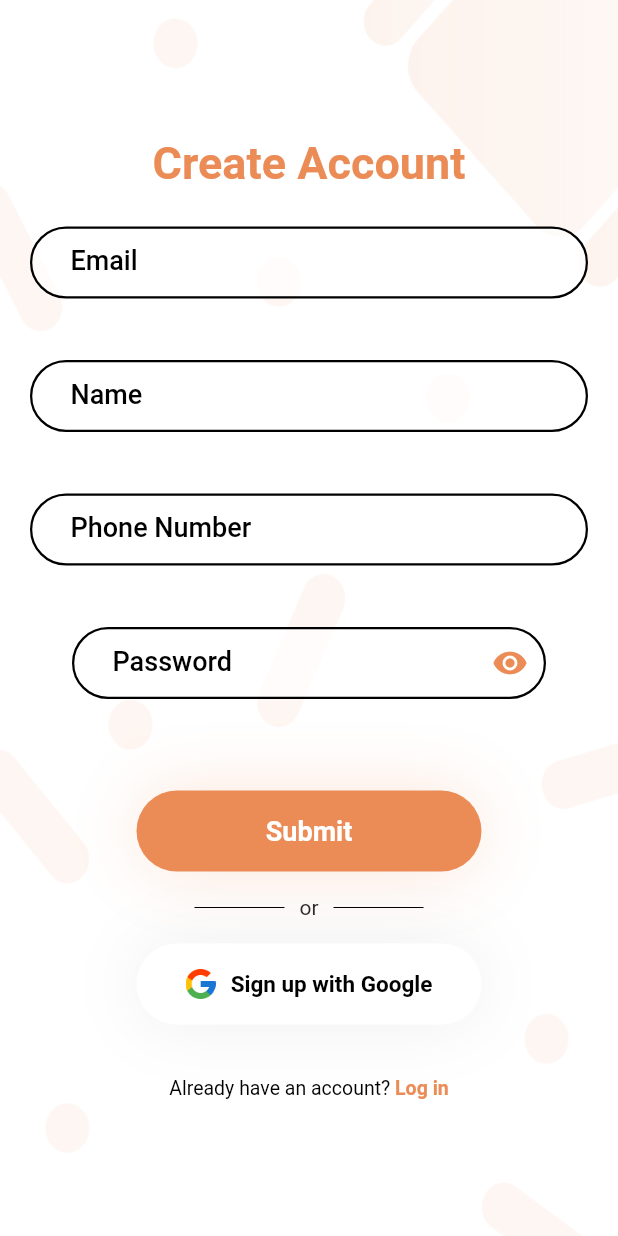
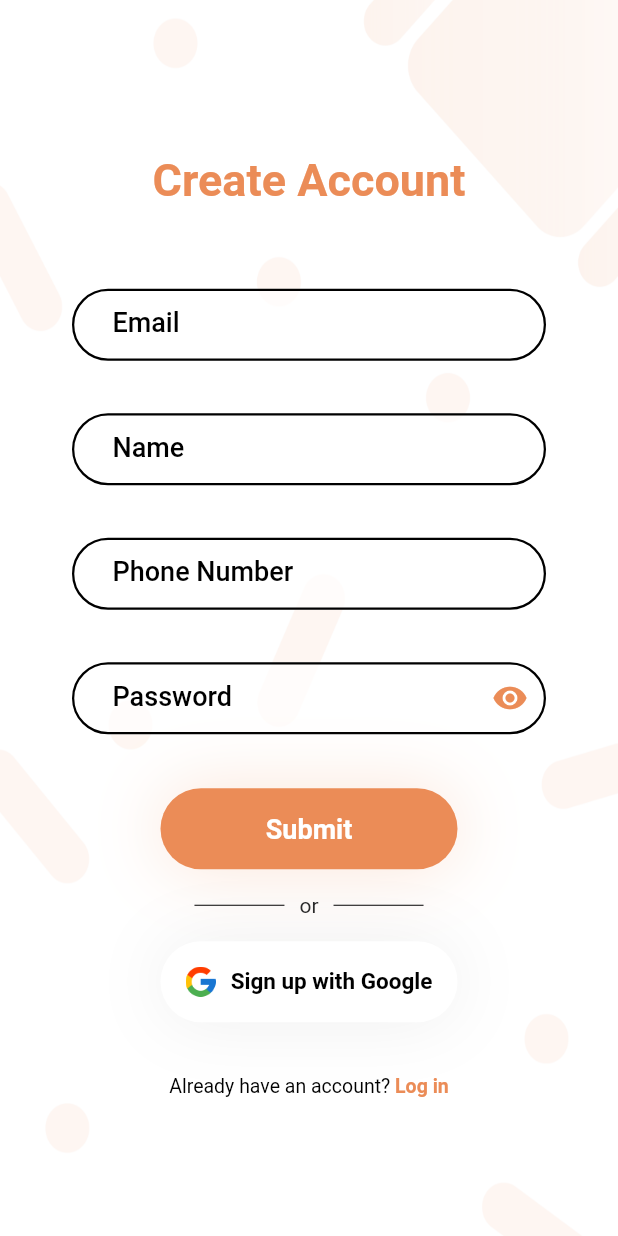
Before and after one commit to IvanTanaka/Flutter-Mobile-Booking_System, a Flutter app: the RegisterView screen opened by its route, on a phone screen of 412 x 824 dp. Run offline on Flutter 3.47's test engine with Material 2 defaults, Android fonts, the phone set to English and light mode, and no system bars; our stand-ins replace connectivity, dio, flutter_datetime_picker, flutter_masked_text, flutter_money_formatter, font_awesome_flutter and 4 more; missing offline and left inert: catcher, clipboard_manager, extended_text; accounts and stored records are empty; network calls fail.

Commit message:
fix register service

```diff
--- a/lib/core/viewmodels/views/registration/register_view_model.dart
+++ b/lib/core/viewmodels/views/registration/register_view_model.dart
@@ -68,16 +68,16 @@ class RegisterViewModel extends BaseViewModel {
     return null;
   }
 
-  String validateConfirmPassword(String value){
-    if(value.length<=0){
-      return "Confirm password must not be empty";
-    }
-    if(value != password){
-      return "Password and confirm password must be the same";
-    }
-    this.confirmPassword = value;
-    return null;
-  }
+//  String validateConfirmPassword(String value){
+//    if(value.length<=0){
+//      return "Confirm password must not be empty";
+//    }
+//    if(value != password){
+//      return "Password and confirm password must be the same";
+//    }
+//    this.confirmPassword = value;
+//    return null;
+//  }
 
   Future<bool> registerUser() async {
     setBusy(true);
--- a/lib/ui/views/registration/login_view.dart
+++ b/lib/ui/views/registration/login_view.dart
@@ -106,6 +106,9 @@ class _LoginViewState extends State<LoginView> {
                   ),
                   Container(
                     child: _buildGoogleSignInButton(viewModel),
+                  ),
+                  Container(
+                    height: 40,
                   ),
                   Container(
                     child: _buildRegisterButton(),
@@ -265,8 +268,7 @@ class _LoginViewState extends State<LoginView> {
               TextSpan(
                   text: ' Register',
                   style: TextStyle(
-                      color: SharedColors.primaryColor,
-                      fontWeight: FontWeight.bold)),
+                      color: SharedColors.primaryColor,)),
             ],
           ),
         ),
--- a/lib/ui/views/registration/register_view.dart
+++ b/lib/ui/views/registration/register_view.dart
@@ -52,27 +52,27 @@ class _RegisterViewState extends State<RegisterView> {
                 mainAxisAlignment: MainAxisAlignment.center,
                 children: <Widget>[
                   Container(
-                    height: 50,
+                    height: 40,
                   ),
                   _buildSubhead(),
                   Container(
-                    height: 25,
+                    height: 55,
                   ),
                   _buildEmailField(viewModel),
                   Container(
-                    height: 20,
+                    height: 14,
                   ),
                   _buildNameField(viewModel),
                   Container(
-                    height: 20,
+                    height: 14,
                   ),
                   _buildPhoneNumberField(viewModel),
                   Container(
-                    height: 20,
+                    height: 14,
                   ),
                   _buildPasswordField(viewModel),
                   Container(
-                    height: 40,
+                    height: 15,
                   ),
                   _buildSubmitButton(viewModel),
                   Container(
@@ -88,7 +88,7 @@ class _RegisterViewState extends State<RegisterView> {
                   ),
                   _buildLoginLink(),
                   Container(
-                    height: 50,
+                    height: 30,
                   ),
                 ],
               ),
@@ -141,7 +141,7 @@ class _RegisterViewState extends State<RegisterView> {
 
   Widget _buildNameField(RegisterViewModel viewModel) {
     return Container(
-      margin: EdgeInsets.only(left: 20, right: 20),
+      width: 316,
       child: Container(
         child: SharedTextFormField(
           controller: nameController,
@@ -154,7 +154,7 @@ class _RegisterViewState extends State<RegisterView> {
 
   Widget _buildPhoneNumberField(RegisterViewModel viewModel) {
     return Container(
-      margin: EdgeInsets.only(left: 20, right: 20),
+      width: 316,
       child: Container(
         child: SharedTextFormField(
           controller: phoneNumberController,
@@ -167,7 +167,7 @@ class _RegisterViewState extends State<RegisterView> {
 
   Widget _buildEmailField(RegisterViewModel viewModel) {
     return Container(
-      margin: EdgeInsets.only(left: 20, right: 20),
+      width: 316,
       child: Container(
         child: SharedTextFormField(
           controller: emailController,
@@ -206,7 +206,7 @@ class _RegisterViewState extends State<RegisterView> {
 
   Widget _buildSubmitButton(RegisterViewModel viewModel) {
     return Container(
-        margin: EdgeInsets.symmetric(horizontal: 10),
+        width: 198,
         child: SharedButton(
 //          isLoading: viewModel.busy,
           text: "Submit",
@@ -255,7 +255,7 @@ class _RegisterViewState extends State<RegisterView> {
 
   Widget _buildGoogleSignInButton(RegisterViewModel viewModel) {
     return Container(
-        margin: EdgeInsets.symmetric(horizontal: 10),
+        width: 198,
         child: SharedButton(
 //          isLoading: viewModel.busy,
           isGoogle: true,
```
